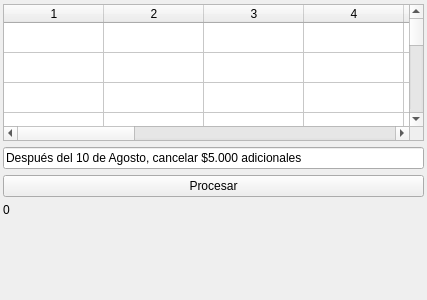
Old version of the form billinglistwindow.ui in the repository GonzaloHernandez/jpbilling.
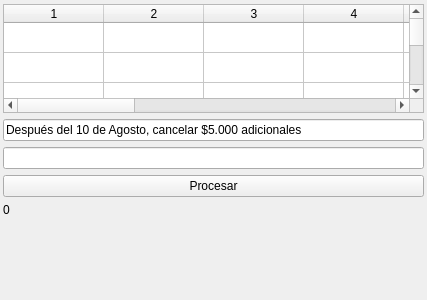
New version of the form.

Commit message: Fix in billing printing.

Patch:
```diff
--- a/billinglistwindow.ui
+++ b/billinglistwindow.ui
@@ -108,6 +108,9 @@
      </property>
     </widget>
    </item>
+   <item>
+    <widget class="QLineEdit" name="lineedit_comment2"/>
+   </item>
    <item>
     <widget class="QPushButton" name="button_save">
      <property name="text">
```
Left out of the diff: 2 changed lines with no effect on the pictures. The commit also changes 1 other file.
